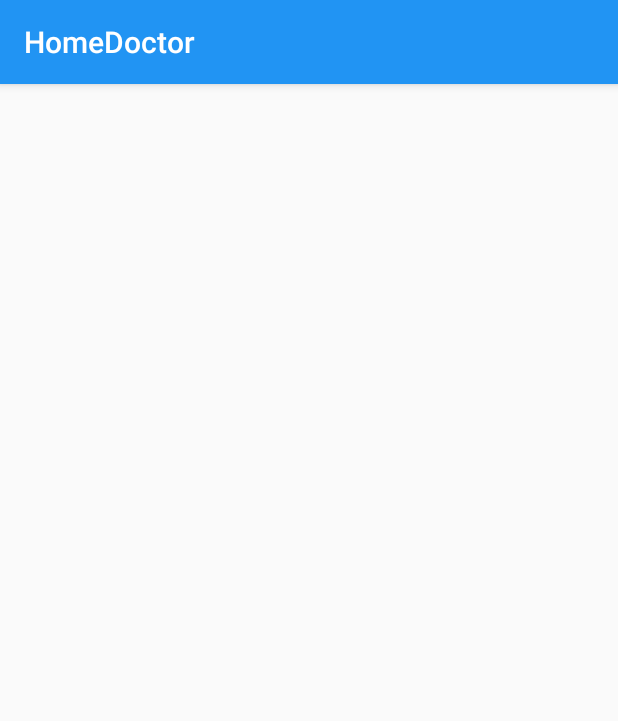
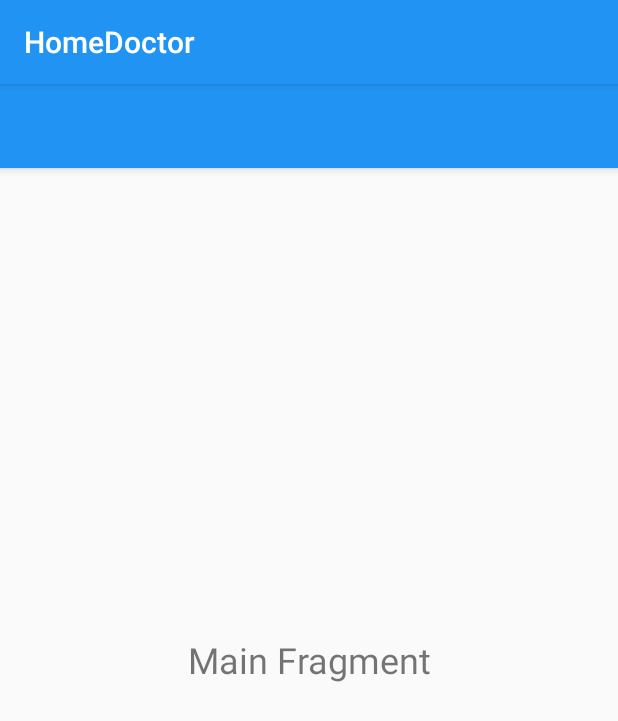
Before and after one commit to davkim1030/HomeDoctor, an Android app: the MainActivity screen opened directly, with no data from a screen before it, on a phone screen of 412 x 824 dp. Shown: the top 721 px of the screen. Run offline under Robolectric (Android 15) with nearby library versions, the phone set to English and light mode, and no system bars.

Commit message:
Main activity; drawer created

```diff
--- a/app/src/main/java/com/phirered2015/homedoctor/activity/MainActivity.java
+++ b/app/src/main/java/com/phirered2015/homedoctor/activity/MainActivity.java
@@ -1,18 +1,28 @@
 package com.phirered2015.homedoctor.activity;
 
+import androidx.annotation.NonNull;
+import androidx.appcompat.app.ActionBar;
 import androidx.appcompat.app.AppCompatActivity;
+import androidx.appcompat.widget.Toolbar;
+import androidx.navigation.Navigation;
 
 import android.os.Bundle;
+import android.view.MenuItem;
 
+import com.google.android.material.appbar.AppBarLayout;
+import com.google.android.material.navigation.NavigationView;
 import com.phirered2015.homedoctor.R;
 
-public class MainActivity extends AppCompatActivity {
+public class MainActivity extends AppCompatActivity
+        implements NavigationView.OnNavigationItemSelectedListener {
 
     @Override
     protected void onCreate(Bundle savedInstanceState) {
         super.onCreate(savedInstanceState);
         setContentView(R.layout.activity_main);
-
-
+    }
+    @Override
+    public boolean onNavigationItemSelected(@NonNull MenuItem menuItem) {
+        return false;
     }
 }
--- a/app/src/main/res/layout/activity_main.xml
+++ b/app/src/main/res/layout/activity_main.xml
@@ -1,17 +1,24 @@
 <?xml version="1.0" encoding="utf-8"?>
-<LinearLayout xmlns:android="http://schemas.android.com/apk/res/android"
+<androidx.drawerlayout.widget.DrawerLayout xmlns:android="http://schemas.android.com/apk/res/android"
     xmlns:tools="http://schemas.android.com/tools"
+    xmlns:app="http://schemas.android.com/apk/res-auto"
+    android:id="@+id/drawerLayout"
     android:layout_width="match_parent"
     android:layout_height="match_parent"
-    tools:context=".activity.MainActivity">
+    android:fitsSystemWindows="true"
+    tools:openDrawer="start">
+    <include
+        layout="@layout/app_bar_main"
+        android:layout_width="match_parent"
+        android:layout_height="match_parent"
+        />
+    <com.google.android.material.navigation.NavigationView
+        android:id="@+id/nav_view"
+        android:layout_width="wrap_content"
+        android:layout_height="match_parent"
+        android:layout_gravity="start"
+        android:fitsSystemWindows="true"
+        app:headerLayout="@layout/nav_header_main"
+        app:menu="@menu/activity_main_drawer" />
 
-    <GridView
-        android:id="@+id/mainGridview"
-        android:layout_width="fill_parent"
-        android:layout_height="fill_parent"
-        android:numColumns="auto_fit"
-        android:stretchMode="columnWidth"
-        android:gravity="center"
-        />
-
-</LinearLayout>
+</androidx.drawerlayout.widget.DrawerLayout>
--- /dev/null
+++ b/app/src/main/res/layout/app_bar_main.xml
@@ -0,0 +1,21 @@
+<?xml version="1.0" encoding="utf-8"?>
+<androidx.coordinatorlayout.widget.CoordinatorLayout
+    xmlns:android="http://schemas.android.com/apk/res/android"
+    xmlns:app="http://schemas.android.com/apk/res-auto"
+    xmlns:tools="http://schemas.android.com/tools"
+    android:layout_width="match_parent"
+    android:layout_height="match_parent"
+    tools:context=".activity.MainActivity">
+    <com.google.android.material.appbar.AppBarLayout
+        android:layout_width="match_parent"
+        android:layout_height="wrap_content"
+        android:theme="@style/AppTheme">
+    <androidx.appcompat.widget.Toolbar
+        android:id="@+id/toolbar"
+        android:layout_width="match_parent"
+        android:layout_height="?attr/actionBarSize"
+        android:background="?attr/colorPrimary"
+        app:popupTheme="@style/AppTheme" />
+    </com.google.android.material.appbar.AppBarLayout>
+    <include layout="@layout/fragment_main" />
+</androidx.coordinatorlayout.widget.CoordinatorLayout>
--- /dev/null
+++ b/app/src/main/res/layout/fragment_main.xml
@@ -0,0 +1,14 @@
+<?xml version="1.0" encoding="utf-8"?>
+<FrameLayout xmlns:android="http://schemas.android.com/apk/res/android"
+    android:layout_width="match_parent"
+    android:layout_height="match_parent"
+    >
+
+    <TextView
+        android:layout_width="match_parent"
+        android:layout_height="match_parent"
+        android:gravity="center"
+        android:text="Main Fragment"
+        android:textSize="24sp"/>
+
+</FrameLayout>
--- /dev/null
+++ b/app/src/main/res/menu/activity_main_drawer.xml
@@ -0,0 +1,31 @@
+<?xml version="1.0" encoding="utf-8"?>
+<menu xmlns:android="http://schemas.android.com/apk/res/android"
+    xmlns:tools="http://schemas.android.com/tools"
+    tools:showln="navigation_view">
+
+    <group android:checkableBehavior="single">
+        <item
+            android:title="first item"
+            />
+        <item
+            android:title="second item"
+            />
+        <item
+            android:title="third item"
+            />
+        <item
+            android:title="forth item"
+            />
+    </group>
+    <item android:title="Test layer">
+        <menu>
+            <item
+                android:title="item"
+                />
+            <item
+                android:title="item"
+                />
+        </menu>
+    </item>
+
+</menu>
```
Also changed, not shown: app/src/main/res/drawable/side_nav_bar.xml (added, +11 -0 lines), app/src/main/res/layout/nav_header_main.xml (added, +40 -0 lines).
